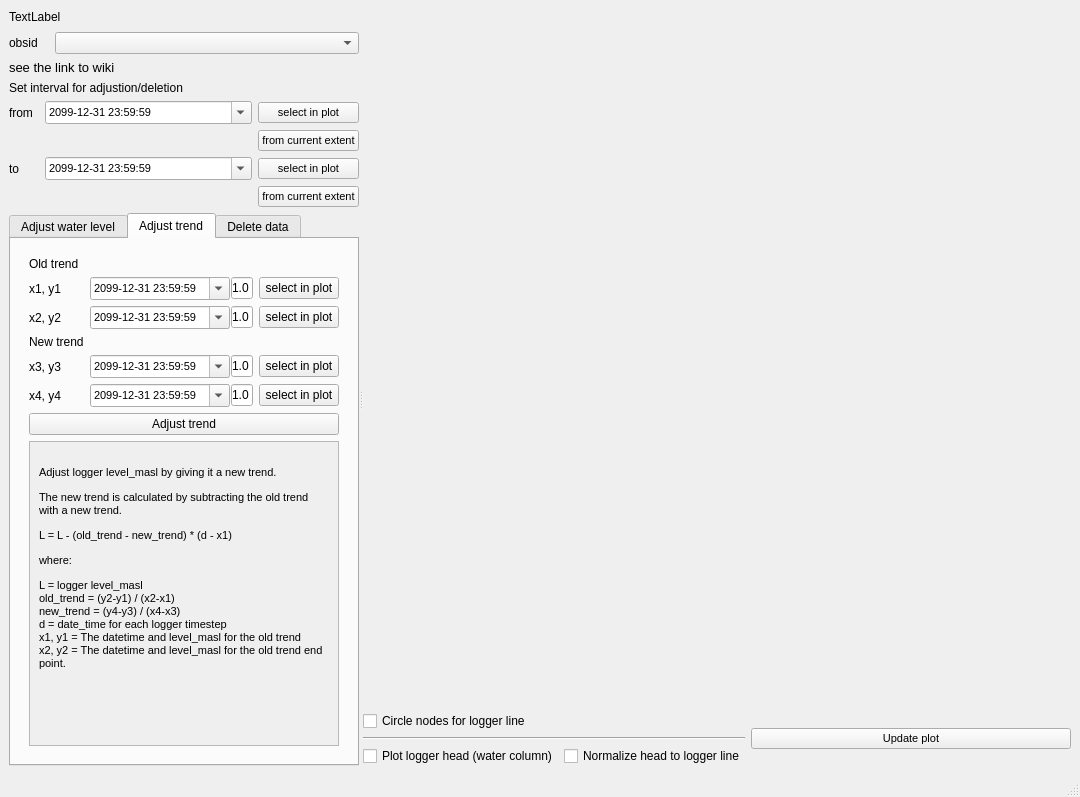
Before: the Qt Designer form ui/calibr_logger_dialog_integrated.ui in jkall/qgis-midvatten-plugin, drawn with Qt 5.
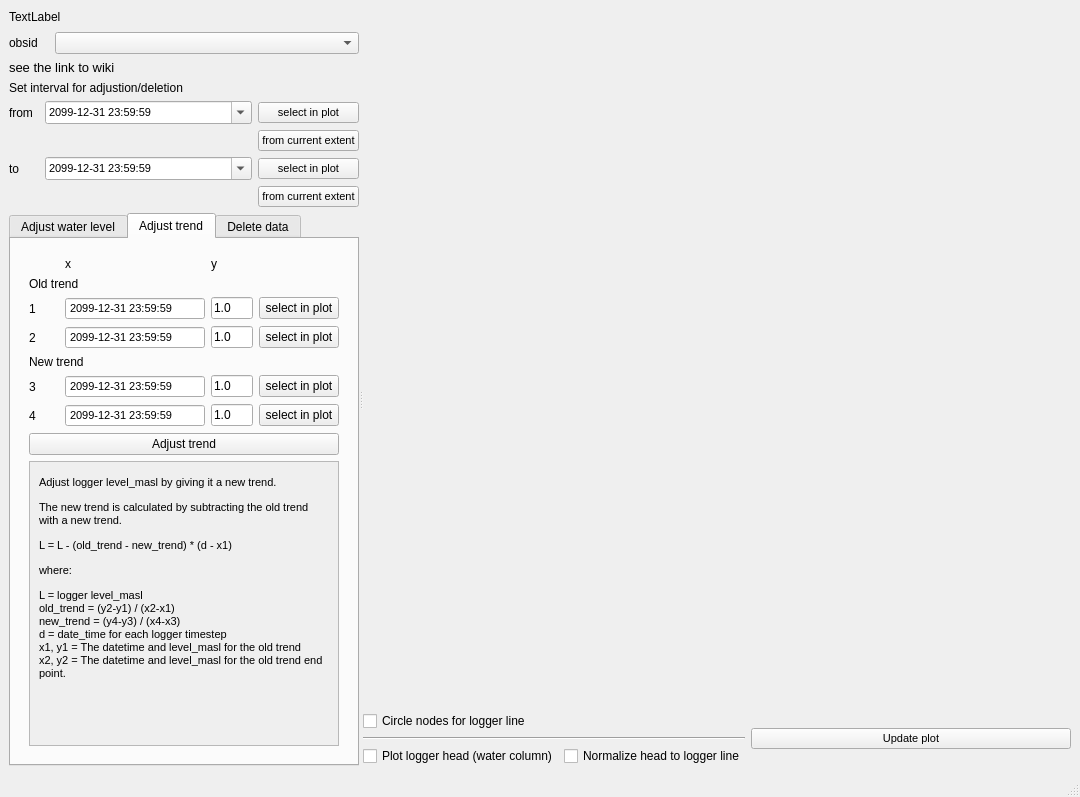
After: the same form once the commit is applied. The open tabs and pages were chosen to show the change.

Commit message: - Water quality report: Fixed error when parameter had "'" in the name. - Loggercalibration: Added error message. - Loggercalibration: Fix for when logger ts contained nan-values. - ContinousColorCycle: Fix for different numpy versions.

Patch:
```diff
--- a/ui/calibr_logger_dialog_integrated.ui
+++ b/ui/calibr_logger_dialog_integrated.ui
@@ -979,7 +979,14 @@
               <layout class="QVBoxLayout" name="verticalLayout_10">
                <item>
                 <layout class="QGridLayout" name="gridLayout_4">
-                 <item row="2" column="2">
+                 <item row="1" column="1">
+                  <widget class="QLabel" name="label_11">
+                   <property name="text">
+                    <string>x</string>
+                   </property>
+                  </widget>
+                 </item>
+                 <item row="4" column="2">
                   <widget class="QLineEdit" name="L2_level">
                    <property name="toolTip">
                     <string>&lt;html&gt;&lt;head/&gt;&lt;body&gt;&lt;p&gt;y2 in the equation a_L = (y2-y1) / (x2-x1) &lt;/p&gt;&lt;/body&gt;&lt;/html&gt;</string>
@@ -989,7 +996,7 @@
                    </property>
                   </widget>
                  </item>
-                 <item row="5" column="2">
+                 <item row="7" column="2">
                   <widget class="QLineEdit" name="M2_level">
                    <property name="toolTip">
                     <string>&lt;html&gt;&lt;head/&gt;&lt;body&gt;&lt;p&gt;y2 in the equation a_M = (y2-y1) / (x2-x1) &lt;/p&gt;&lt;/body&gt;&lt;/html&gt;</string>
@@ -999,75 +1006,7 @@
                    </property>
                   </widget>
                  </item>
-                 <item row="1" column="1">
-                  <widget class="QDateTimeEdit" name="L1_date">
-                   <property name="sizePolicy">
-                    <sizepolicy hsizetype="MinimumExpanding" vsizetype="Fixed">
-                     <horstretch>0</horstretch>
-                     <verstretch>0</verstretch>
-                    </sizepolicy>
-                   </property>
-                   <property name="minimumSize">
-                    <size>
-                     <width>140</width>
-                     <height>22</height>
-                    </size>
-                   </property>
-                   <property name="font">
-                    <font>
-                     <family>Arial</family>
-                     <pointsize>8</pointsize>
-                     <italic>false</italic>
-                    </font>
-                   </property>
-                   <property name="toolTip">
-                    <string>&lt;html&gt;&lt;head/&gt;&lt;body&gt;&lt;p&gt;x1 in the equation a_L = (y2-y1) / (x2-x1) &lt;/p&gt;&lt;/body&gt;&lt;/html&gt;</string>
-                   </property>
-                   <property name="wrapping">
-                    <bool>false</bool>
-                   </property>
-                   <property name="frame">
-                    <bool>true</bool>
-                   </property>
-                   <property name="specialValueText">
-                    <string/>
-                   </property>
-                   <property name="keyboardTracking">
-                    <bool>true</bool>
-                   </property>
-                   <property name="dateTime">
-                    <datetime>
-                     <hour>23</hour>
-                     <minute>59</minute>
-                     <second>59</second>
-                     <year>2099</year>
-                     <month>12</month>
-                     <day>31</day>
-                    </datetime>
-                   </property>
-                   <property name="date">
-                    <date>
-                     <year>2099</year>
-                     <month>12</month>
-                     <day>31</day>
-                    </date>
-                   </property>
-                   <property name="time">
-                    <time>
-                     <hour>23</hour>
-                     <minute>59</minute>
-                     <second>59</second>
-                    </time>
-                   </property>
-                   <property name="displayFormat">
-                    <string>yyyy-MM-dd HH:mm:ss</string>
-                   </property>
-                   <property name="calendarPopup">
-                    <bool>true</bool>
-                   </property>
-                  </widget>
-                 </item>
-                 <item row="1" column="0">
+                 <item row="3" column="0">
                   <widget class="QLabel" name="L1_label">
                    <property name="minimumSize">
                     <size>
@@ -1079,11 +1018,11 @@
                     <string>&lt;html&gt;&lt;head/&gt;&lt;body&gt;&lt;p&gt;Logger node used as *1 in the equation a_L = (y2-y1) / (x2-x1) &lt;/p&gt;&lt;/body&gt;&lt;/html&gt;</string>
                    </property>
                    <property name="text">
-                    <string>x1, y1</string>
+                    <string>1</string>
                    </property>
                   </widget>
                  </item>
-                 <item row="1" column="3">
+                 <item row="3" column="3">
                   <widget class="QPushButton" name="L1_button">
                    <property name="toolTip">
                     <string>&lt;html&gt;&lt;head/&gt;&lt;body&gt;&lt;p&gt;Select the first logger node that represents the old trend.&lt;/p&gt;&lt;/body&gt;&lt;/html&gt;</string>
@@ -1093,7 +1032,7 @@
                    </property>
                   </widget>
                  </item>
-                 <item row="2" column="0">
+                 <item row="4" column="0">
                   <widget class="QLabel" name="L2_label">
                    <property name="minimumSize">
                     <size>
@@ -1105,11 +1044,11 @@
                     <string>&lt;html&gt;&lt;head/&gt;&lt;body&gt;&lt;p&gt;Logger node used as *2 in the equation a_L = (y2-y1) / (x2-x1) &lt;/p&gt;&lt;/body&gt;&lt;/html&gt;</string>
                    </property>
                    <property name="text">
-                    <string>x2, y2</string>
+                    <string>2</string>
                    </property>
                   </widget>
                  </item>
-                 <item row="2" column="1">
+                 <item row="4" column="1">
                   <widget class="QDateTimeEdit" name="L2_date">
                    <property name="sizePolicy">
                     <sizepolicy hsizetype="MinimumExpanding" vsizetype="Fixed">
@@ -1139,6 +1078,9 @@
                    <property name="frame">
                     <bool>true</bool>
                    </property>
+                   <property name="buttonSymbols">
+                    <enum>QAbstractSpinBox::NoButtons</enum>
+                   </property>
                    <property name="specialValueText">
                     <string/>
                    </property>
@@ -1173,11 +1115,11 @@
                     <string>yyyy-MM-dd HH:mm:ss</string>
                    </property>
                    <property name="calendarPopup">
-                    <bool>true</bool>
+                    <bool>false</bool>
                    </property>
                   </widget>
                  </item>
-                 <item row="2" column="3">
+                 <item row="4" column="3">
                   <widget class="QPushButton" name="L2_button">
                    <property name="toolTip">
                     <string>&lt;html&gt;&lt;head/&gt;&lt;body&gt;&lt;p&gt;Select the last logger node that represents the old trend.&lt;/p&gt;&lt;/body&gt;&lt;/html&gt;</string>
@@ -1187,7 +1129,7 @@
                    </property>
                   </widget>
                  </item>
-                 <item row="4" column="0">
+                 <item row="6" column="0">
                   <widget class="QLabel" name="M1_Label">
                    <property name="minimumSize">
                     <size>
@@ -1199,11 +1141,11 @@
                     <string>&lt;html&gt;&lt;head/&gt;&lt;body&gt;&lt;p&gt;Measurement node used as *1 in the equation a_M = (y2-y1) / (x2-x1) &lt;/p&gt;&lt;/body&gt;&lt;/html&gt;</string>
                    </property>
                    <property name="text">
-                    <string>x3, y3</string>
+                    <string>3</string>
                    </property>
                   </widget>
                  </item>
-                 <item row="4" column="1">
+                 <item row="6" column="1">
                   <widget class="QDateTimeEdit" name="M1_date">
                    <property name="sizePolicy">
                     <sizepolicy hsizetype="MinimumExpanding" vsizetype="Fixed">
@@ -1233,6 +1175,9 @@
                    <property name="frame">
                     <bool>true</bool>
                    </property>
+                   <property name="buttonSymbols">
+                    <enum>QAbstractSpinBox::NoButtons</enum>
+                   </property>
                    <property name="specialValueText">
                     <string/>
                    </property>
@@ -1267,11 +1212,11 @@
                     <string>yyyy-MM-dd HH:mm:ss</string>
                    </property>
                    <property name="calendarPopup">
-                    <bool>true</bool>
+                    <bool>false</bool>
                    </property>
                   </widget>
                  </item>
-                 <item row="4" column="3">
+                 <item row="6" column="3">
                   <widget class="QPushButton" name="M1_button">
                    <property name="toolTip">
                     <string>&lt;html&gt;&lt;head/&gt;&lt;body&gt;&lt;p&gt;Select the start point for the new trend.&lt;/p&gt;&lt;/body&gt;&lt;/html&gt;</string>
@@ -1281,7 +1226,7 @@
                    </property>
                   </widget>
                  </item>
-                 <item row="5" column="0">
+                 <item row="7" column="0">
                   <widget class="QLabel" name="M2_label">
                    <property name="minimumSize">
                     <size>
@@ -1293,11 +1238,11 @@
                     <string>&lt;html&gt;&lt;head/&gt;&lt;body&gt;&lt;p&gt;Measurement node used as *2 in the equation a_M = (y2-y1) / (x2-x1) &lt;/p&gt;&lt;/body&gt;&lt;/html&gt;</string>
                    </property>
                    <property name="text">
-                    <string>x4, y4</string>
+                    <string>4</string>
                    </property>
                   </widget>
                  </item>
-                 <item row="5" column="1">
+                 <item row="7" column="1">
                   <widget class="QDateTimeEdit" name="M2_date">
                    <property name="sizePolicy">
                     <sizepolicy hsizetype="MinimumExpanding" vsizetype="Fixed">
@@ -1327,6 +1272,9 @@
                    <property name="frame">
                     <bool>true</bool>
                    </property>
+                   <property name="buttonSymbols">
+                    <enum>QAbstractSpinBox::NoButtons</enum>
+                   </property>
                    <property name="specialValueText">
                     <string/>
                    </property>
@@ -1361,11 +1309,11 @@
                     <string>yyyy-MM-dd HH:mm:ss</string>
                    </property>
                    <property name="calendarPopup">
-                    <bool>true</bool>
+                    <bool>false</bool>
                    </property>
                   </widget>
                  </item>
-                 <item row="5" column="3">
+                 <item row="7" column="3">
                   <widget class="QPushButton" name="M2_button">
                    <property name="toolTip">
                     <string>&lt;html&gt;&lt;head/&gt;&lt;body&gt;&lt;p&gt;Select the end point for the new trend.&lt;/p&gt;&lt;/body&gt;&lt;/html&gt;</string>
@@ -1375,7 +1323,7 @@
                    </property>
                   </widget>
                  </item>
-                 <item row="1" column="2">
+                 <item row="3" column="2">
                   <widget class="QLineEdit" name="L1_level">
                    <property name="toolTip">
                     <string>&lt;html&gt;&lt;head/&gt;&lt;body&gt;&lt;p&gt;y1 in the equation a_L = (y2-y1) / (x2-x1) &lt;/p&gt;&lt;/body&gt;&lt;/html&gt;</string>
@@ -1388,30 +1336,111 @@
                    </property>
                   </widget>
                  </item>
-                 <item row="0" column="0">
+                 <item row="6" column="2">
+                  <widget class="QLineEdit" name="M1_level">
+                   <property name="toolTip">
+                    <string>&lt;html&gt;&lt;head/&gt;&lt;body&gt;&lt;p&gt;y3 in the equation new_trend = (y4-y3) / (x4-x3)&lt;/p&gt;&lt;/body&gt;&lt;/html&gt;</string>
+                   </property>
+                   <property name="text">
+                    <string>1.0</string>
+                   </property>
+                  </widget>
+                 </item>
+                 <item row="3" column="1">
+                  <widget class="QDateTimeEdit" name="L1_date">
+                   <property name="sizePolicy">
+                    <sizepolicy hsizetype="MinimumExpanding" vsizetype="Fixed">
+                     <horstretch>0</horstretch>
+                     <verstretch>0</verstretch>
+                    </sizepolicy>
+                   </property>
+                   <property name="minimumSize">
+                    <size>
+                     <width>140</width>
+                     <height>22</height>
+                    </size>
+                   </property>
+                   <property name="font">
+                    <font>
+                     <family>Arial</family>
+                     <pointsize>8</pointsize>
+                     <italic>false</italic>
+                    </font>
+                   </property>
+                   <property name="toolTip">
+                    <string>&lt;html&gt;&lt;head/&gt;&lt;body&gt;&lt;p&gt;x1 in the equation old_trend = (y2-y1) / (x2-x1)&lt;/p&gt;&lt;/body&gt;&lt;/html&gt;</string>
+                   </property>
+                   <property name="wrapping">
+                    <bool>false</bool>
+                   </property>
+                   <property name="frame">
+                    <bool>true</bool>
+                   </property>
+                   <property name="buttonSymbols">
+                    <enum>QAbstractSpinBox::NoButtons</enum>
+                   </property>
+                   <property name="specialValueText">
+                    <string/>
+                   </property>
+                   <property name="keyboardTracking">
+                    <bool>true</bool>
+                   </property>
+                   <property name="dateTime">
+                    <datetime>
+                     <hour>23</hour>
+                     <minute>59</minute>
+                     <second>59</second>
+                     <year>2099</year>
+                     <month>12</month>
+                     <day>31</day>
+                    </datetime>
+                   </property>
+                   <property name="date">
+                    <date>
+                     <year>2099</year>
+                     <month>12</month>
+                     <day>31</day>
+                    </date>
+                   </property>
+                   <property name="time">
+                    <time>
+                     <hour>23</hour>
+                     <minute>59</minute>
+                     <second>59</second>
+                    </time>
+                   </property>
+                   <property name="displayFormat">
+                    <string>yyyy-MM-dd HH:mm:ss</string>
+                   </property>
+                   <property name="calendarPopup">
+                    <bool>false</bool>
+                   </property>
+                  </widget>
+                 </item>
+                 <item row="1" column="2">
+                  <widget class="QLabel" name="label_9">
+                   <property name="text">
+                    <string>y</string>
+                   </property>
+                  </widget>
+                 </item>
+                 <item row="2" column="0" colspan="4">
                   <widget class="QLabel" name="label_17">
+                   <property name="lineWidth">
+                    <number>1</number>
+                   </property>
                    <property name="text">
                     <string>Old trend</string>
                    </property>
                   </widget>
                  </item>
-                 <item row="3" column="0">
+                 <item row="5" column="0" colspan="4">
                   <widget class="QLabel" name="label_18">
                    <property name="text">
                     <string>New trend</string>
                    </property>
                   </widget>
                  </item>
-                 <item row="4" column="2">
-                  <widget class="QLineEdit" name="M1_level">
-                   <property name="toolTip">
-                    <string>&lt;html&gt;&lt;head/&gt;&lt;body&gt;&lt;p&gt;y1 in the equation a_M = (y2-y1) / (x2-x1) &lt;/p&gt;&lt;/body&gt;&lt;/html&gt;</string>
-                   </property>
-                   <property name="text">
-                    <string>1.0</string>
-                   </property>
-                  </widget>
-                 </item>
                 </layout>
                </item>
                <item>
```
Left out of the diff: 12 changed lines with no effect on the pictures. The commit also changes 10 other files.
